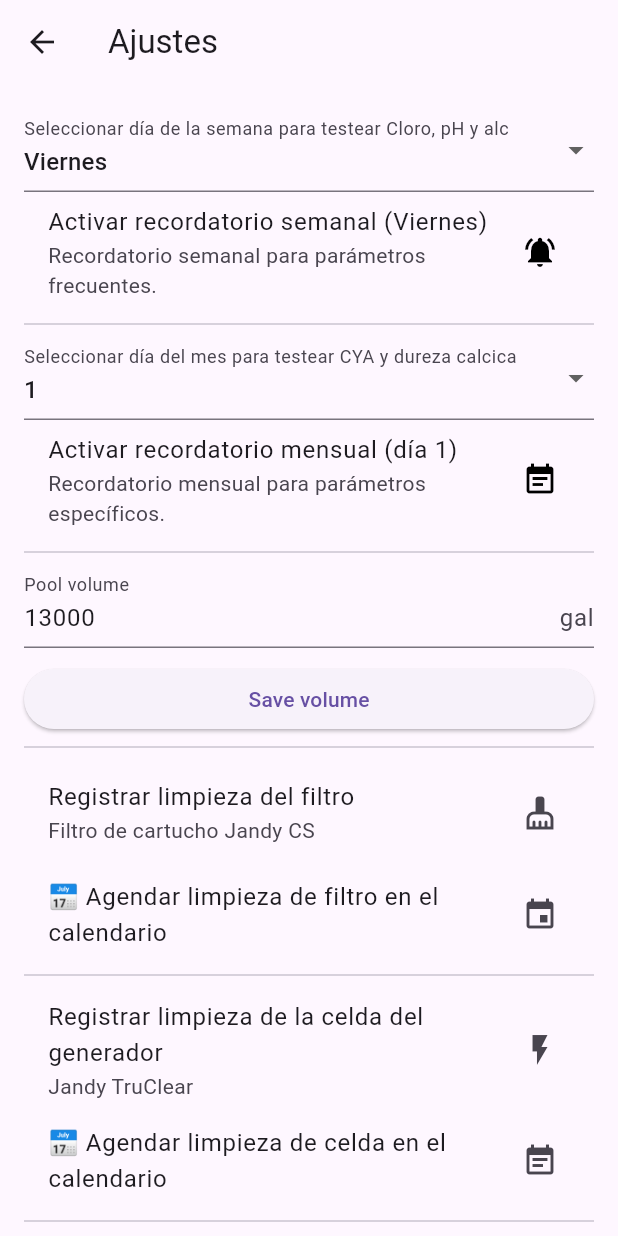
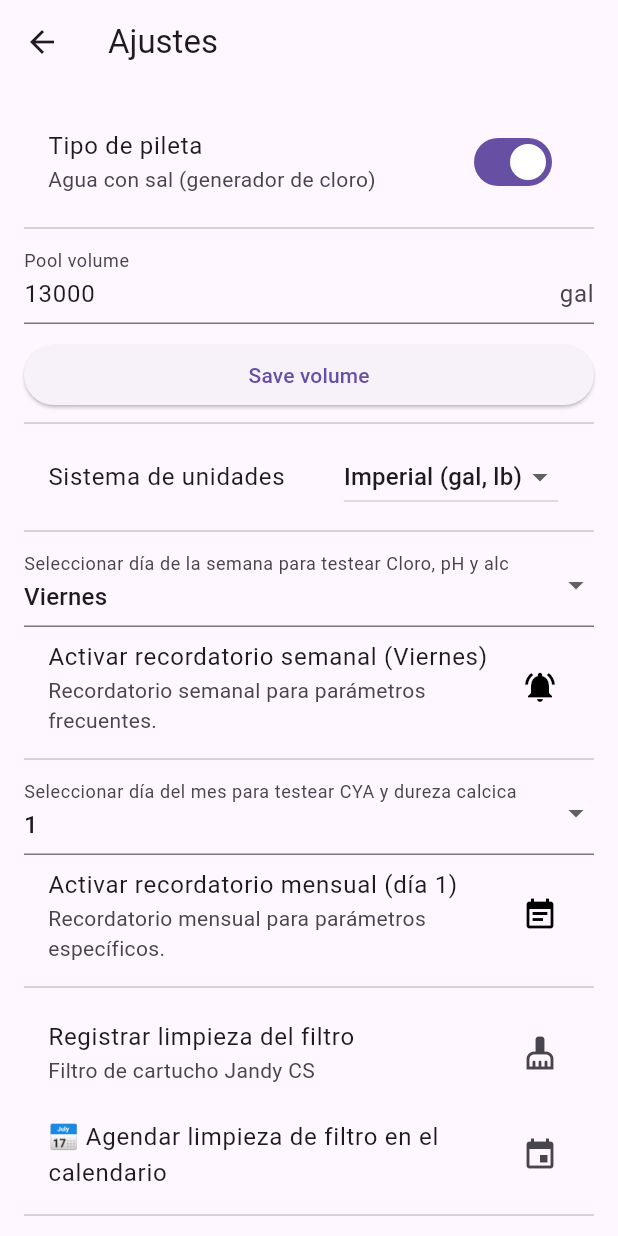
Before and after one commit to martinevoda/PoolTestPro_app, a Flutter app: the screen it shows after launch, after a tap on an icon or button, on a phone screen of 412 x 824 dp. Run offline on Flutter 3.47's test engine with Material 3 defaults, Android fonts, the phone set to English and light mode, and no system bars; our stand-ins replace fl_chart, flutter_local_notifications, shared_preferences, timezone; missing offline and left inert: add_2_calendar; generated files the repository leaves out were written again.

Commit message:
update ajustes

```diff
--- a/lib/controllers/settings_controller.dart
+++ b/lib/controllers/settings_controller.dart
@@ -5,10 +5,12 @@ class SettingsController extends ChangeNotifier {
   ThemeMode _themeMode = ThemeMode.light;
   String _idioma = 'es'; // Español por defecto
   String _unidadSistema = 'imperial'; // 'imperial' o 'metrico'
+  bool _esAguaSalada = true; // ✅ Por defecto es pileta con sal
 
   ThemeMode get themeMode => _themeMode;
   String get idioma => _idioma;
   String get unidadSistema => _unidadSistema;
+  bool get esAguaSalada => _esAguaSalada; // ✅ getter nuevo
   Locale get locale => Locale(_idioma);
 
   /// ✅ Carga las preferencias guardadas al iniciar la app
@@ -18,6 +20,7 @@ class SettingsController extends ChangeNotifier {
     final savedTheme = prefs.getString('themeMode');
     final savedIdioma = prefs.getString('idioma');
     final savedUnidad = prefs.getString('unidad_sistema');
+    final savedTipoPileta = prefs.getBool('tipo_pileta_salada'); // ✅ nueva clave
 
     if (savedTheme == 'dark') {
       _themeMode = ThemeMode.dark;
@@ -31,6 +34,10 @@ class SettingsController extends ChangeNotifier {
 
     if (savedUnidad != null && (savedUnidad == 'imperial' || savedUnidad == 'metrico')) {
       _unidadSistema = savedUnidad;
+    }
+
+    if (savedTipoPileta != null) {
+      _esAguaSalada = savedTipoPileta;
     }
 
     notifyListeners();
@@ -57,6 +64,14 @@ class SettingsController extends ChangeNotifier {
     _unidadSistema = nuevaUnidad;
     final prefs = await SharedPreferences.getInstance();
     await prefs.setString('unidad_sistema', nuevaUnidad);
+    notifyListeners();
+  }
+
+  /// ✅ Cambia el tipo de pileta: true = con sal, false = sin sal
+  void setTipoPileta(bool nuevaOpcion) async {
+    _esAguaSalada = nuevaOpcion;
+    final prefs = await SharedPreferences.getInstance();
+    await prefs.setBool('tipo_pileta_salada', nuevaOpcion);
     notifyListeners();
   }
 
--- a/lib/l10n/app_es.arb
+++ b/lib/l10n/app_es.arb
@@ -359,14 +359,20 @@
   "opcional": "opcional",
   "agregarCantidad": "Cantidad a agregar",
   "reemplazar": "Reemplazar",
-
   "poolVolumeLabel": "Pool volume",
   "saveVolumeButton": "Save volume",
   "volumenGuardado": "✅ Volume saved successfully",
+  "instruccionesCloro": "Indicá las gotas de cloro libre y combinado (10 mL muestra)",
+  "calcularYGuardar": "Calcular y guardar",
+  "alertaStock": "⚠️ Alerta de stock bajo",
+
+  "poolTypeLabel": "Tipo de pileta",
+  "poolTypeSalt": "Agua con sal (generador de cloro)",
+  "poolTypeFresh": "Agua sin sal (cloro manual)",
+  "poolTypeSaltSelected": "Seleccionado: Agua con sal",
+  "poolTypeFreshSelected": "Seleccionado: Agua sin sal"
 
 
-  "instruccionesCloro": "Indicá las gotas de cloro libre y combinado (10 mL muestra)",
-  "calcularYGuardar": "Calcular y guardar",
-  "alertaStock": "⚠️ Alerta de stock bajo"
+
 
 }
--- a/lib/pages/ajustes_screen.dart
+++ b/lib/pages/ajustes_screen.dart
@@ -94,6 +94,69 @@ class _AjustesScreenState extends State<AjustesScreen> {
       body: ListView(
         padding: const EdgeInsets.all(16.0),
         children: [
+          // 1. Configuración general de la pileta
+          SwitchListTile(
+            title: Text(localizations.poolTypeLabel),
+            subtitle: Text(
+              settingsController.esAguaSalada
+                  ? localizations.poolTypeSalt
+                  : localizations.poolTypeFresh,
+            ),
+            value: settingsController.esAguaSalada,
+            onChanged: (value) {
+              settingsController.setTipoPileta(value);
+              ScaffoldMessenger.of(context).showSnackBar(
+                SnackBar(
+                  content: Text(
+                    value
+                        ? localizations.poolTypeSaltSelected
+                        : localizations.poolTypeFreshSelected,
+                  ),
+                ),
+              );
+            },
+          ),
+          const Divider(),
+          TextField(
+            controller: _volumenController,
+            keyboardType: TextInputType.numberWithOptions(decimal: false),
+            decoration: InputDecoration(
+              labelText: localizations.poolVolumeLabel,
+              suffixText: esMetrico ? localizations.unidadLitro : localizations.unidadGalon,
+            ),
+            onSubmitted: (_) => _guardarVolumen(settingsController.unidadSistema),
+          ),
+          const SizedBox(height: 10),
+          ElevatedButton(
+            onPressed: () => _guardarVolumen(settingsController.unidadSistema),
+            child: Text(localizations.saveVolumeButton),
+          ),
+          const Divider(),
+          ListTile(
+            title: Text(localizations.unitSystem),
+            trailing: DropdownButton<String>(
+              value: settingsController.unidadSistema,
+              onChanged: (String? newValue) {
+                if (newValue != null) {
+                  settingsController.updateUnidadSistema(newValue);
+                  _cargarVolumen();
+                }
+              },
+              items: [
+                DropdownMenuItem(
+                  value: 'imperial',
+                  child: Text(localizations.imperialLabel),
+                ),
+                DropdownMenuItem(
+                  value: 'metrico',
+                  child: Text(localizations.metricLabel),
+                ),
+              ],
+            ),
+          ),
+
+          // 2. Recordatorios automáticos
+          const Divider(),
           DropdownButtonFormField<int>(
             value: _diaSemanaSeleccionado,
             decoration: InputDecoration(labelText: localizations.selectWeekday),
@@ -143,21 +206,8 @@ class _AjustesScreenState extends State<AjustesScreen> {
             ),
             onTap: () async => await _activarRecordatorioMensual(localizations),
           ),
-          const Divider(),
-          TextField(
-            controller: _volumenController,
-            keyboardType: TextInputType.numberWithOptions(decimal: false),
-            decoration: InputDecoration(
-              labelText: localizations.poolVolumeLabel,
-              suffixText: esMetrico ? localizations.unidadLitro : localizations.unidadGalon,
-            ),
-            onSubmitted: (_) => _guardarVolumen(settingsController.unidadSistema),
-          ),
-          const SizedBox(height: 10),
-          ElevatedButton(
-            onPressed: () => _guardarVolumen(settingsController.unidadSistema),
-            child: Text(localizations.saveVolumeButton),
-          ),
+
+          // 3. Mantenimiento físico
           const Divider(),
           ListTile(
             title: Text(localizations.registerFilterCleaning),
@@ -222,29 +272,8 @@ class _AjustesScreenState extends State<AjustesScreen> {
               }
             },
           ),
-          const Divider(),
-          ListTile(
-            title: Text(localizations.unitSystem),
-            trailing: DropdownButton<String>(
-              value: settingsController.unidadSistema,
-              onChanged: (String? newValue) {
-                if (newValue != null) {
-                  settingsController.updateUnidadSistema(newValue);
-                  _cargarVolumen();
-                }
-              },
-              items: [
-                DropdownMenuItem(
-                  value: 'imperial',
-                  child: Text(localizations.imperialLabel),
-                ),
-                DropdownMenuItem(
-                  value: 'metrico',
-                  child: Text(localizations.metricLabel),
-                ),
-              ],
-            ),
-          ),
+
+          // 4. Preferencias
           const Divider(),
           SwitchListTile(
             title: Text(localizations.darkMode),
@@ -268,6 +297,8 @@ class _AjustesScreenState extends State<AjustesScreen> {
               ],
             ),
           ),
+
+          // 5. Gestión de datos
           const Divider(),
           ListTile(
             title: Text(localizations.resetAll),
@@ -313,6 +344,8 @@ class _AjustesScreenState extends State<AjustesScreen> {
             trailing: const Icon(Icons.show_chart),
             onTap: () => settingsController.resetCharts(context),
           ),
+
+          // 6. Información adicional
           const Divider(),
           ListTile(
             title: Text(localizations.legalInfo),
--- a/lib/pages/test_individual.dart
+++ b/lib/pages/test_individual.dart
@@ -167,6 +167,7 @@ class _TestIndividualScreenState extends State<TestIndividualScreen> {
   @override
   Widget build(BuildContext context) {
     final local = AppLocalizations.of(context)!;
+    final esAguaSalada = Provider.of<SettingsController>(context).esAguaSalada;
 
     return Scaffold(
       appBar: AppBar(
@@ -188,6 +189,7 @@ class _TestIndividualScreenState extends State<TestIndividualScreen> {
                 'Dureza',
                 'Salinidad'
               ]
+                  .where((param) => esAguaSalada || param != 'Salinidad')
                   .map((param) =>
                   DropdownMenuItem(
                     value: param,
--- a/lib/utils/pool_calculator.dart
+++ b/lib/utils/pool_calculator.dart
@@ -14,6 +14,8 @@ Future<Map<String, String>> calcularAjustes(
   double? toDouble(String? valor) => double.tryParse(valor ?? '');
 
   final prefs = await SharedPreferences.getInstance();
+  final bool esAguaSalada = prefs.getBool('tipo_pileta_salada') ?? true;
+
   double volumenGalones = prefs.getDouble('volumen_piscina') ?? 13000;
   double volumenLitros = volumenGalones * 3.785;
   double factorVolumenEscala = volumenGalones / 10000;
@@ -250,7 +252,7 @@ Future<Map<String, String>> calcularAjustes(
   }
 
   // Salinidad (corregida)
-  if (salinidad != null) {
+  if (salinidad != null && esAguaSalada) {
     String valor = '${localizations.salinidadLabel}: ${salinidad.toStringAsFixed(0)}';
     if (salinidad < 3000) {
       double incremento = 3000 - salinidad;
```
Also changed, not shown: lib/l10n/app_en.arb (+8 -2 lines), lib/pages/grafico_parametro.dart (+16 -2 lines), lib/pages/registros_anteriores.dart (+12 -4 lines), lib/pages/test_completo.dart (+8 -4 lines).
